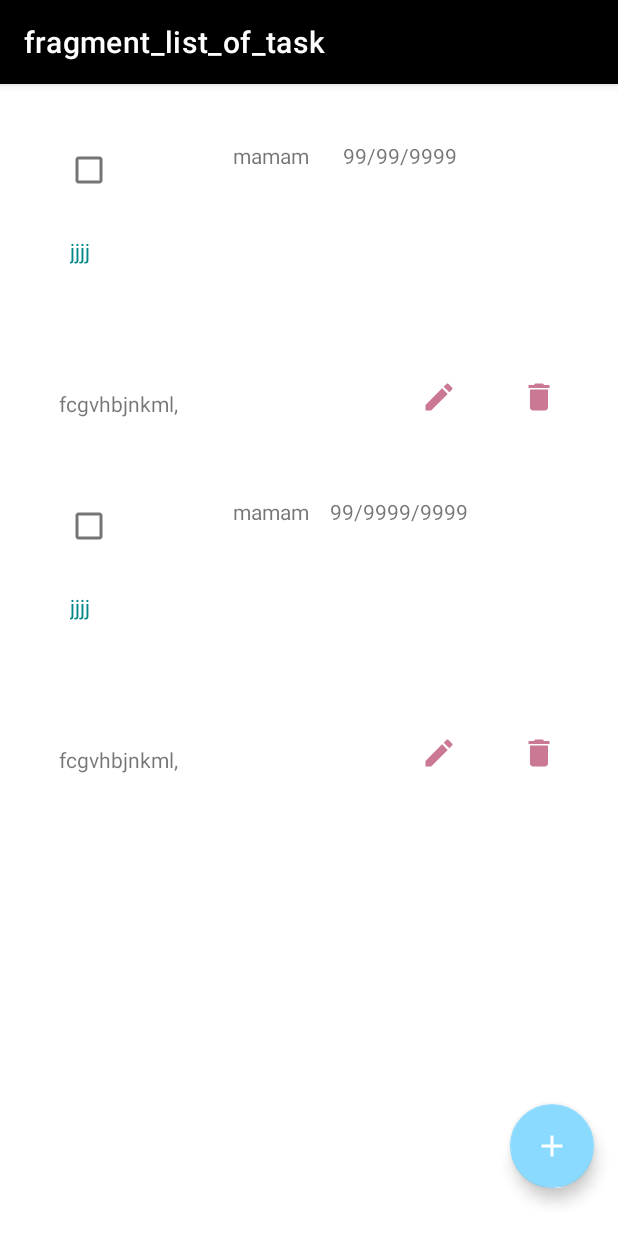
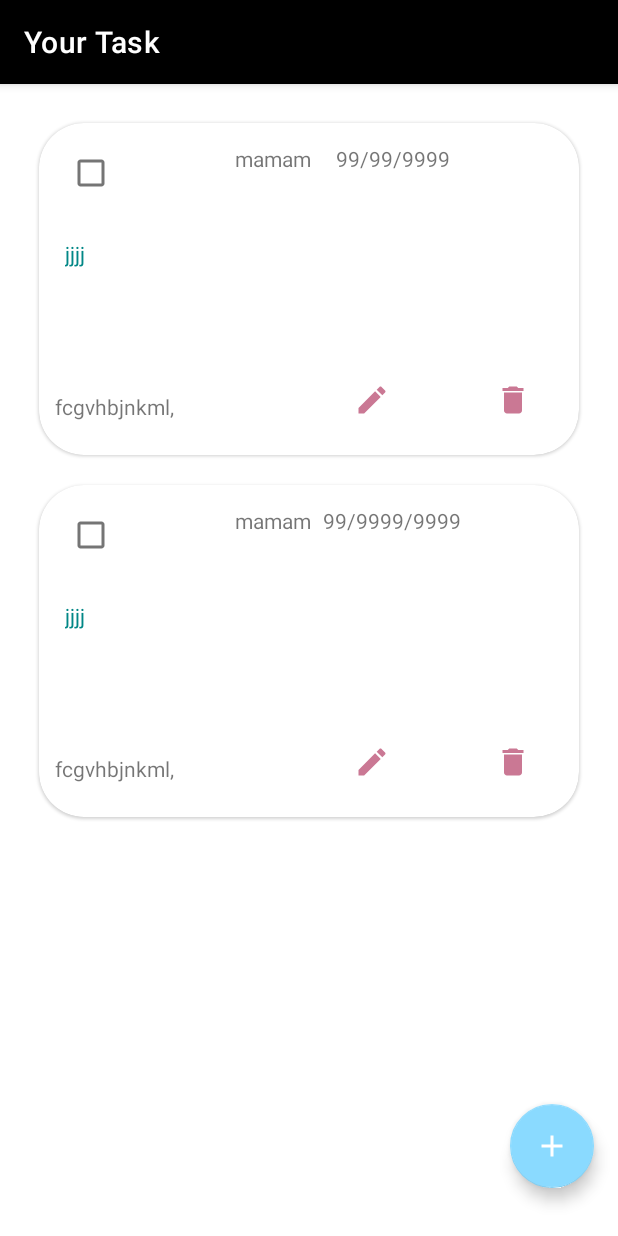
Before and after one commit to NorahAlbaqami/ToDoList, an Android app: the screen it shows after launch (MainActivity), on a phone screen of 412 x 824 dp. Run offline under Robolectric (Android 15) with nearby library versions, the phone set to English and light mode, and no system bars; our stand-ins replace data binding, navigation-ui; Roboto replaces fonts that are not available here.

Commit message:
fix erorrs

```diff
--- a/app/src/main/res/layout/task_card.xml
+++ b/app/src/main/res/layout/task_card.xml
@@ -4,12 +4,13 @@
     xmlns:tools="http://schemas.android.com/tools"
     android:layout_width="match_parent"
     android:layout_height="wrap_content"
-    android:layout_margin="8dp"
+    android:layout_margin="10dp"
+    app:cardCornerRadius="30dp"
 
     >
 
     <androidx.constraintlayout.widget.ConstraintLayout
-        android:layout_width="371dp"
+        android:layout_width="match_parent"
         android:layout_height="221dp">
 
 
@@ -82,7 +83,10 @@
             android:layout_width="48dp"
             android:layout_height="41dp"
             android:layout_margin="16dp"
+            android:layout_marginEnd="60dp"
+            android:layout_marginBottom="16dp"
             android:background="#00FFFFFF"
+            android:padding="8dp"
             app:icon="@drawable/delete"
             app:iconTint="#CA7894"
             app:layout_constraintBottom_toBottomOf="parent"
@@ -104,7 +108,7 @@
             app:iconTint="#CA7894"
             app:layout_constraintBottom_toBottomOf="parent"
             app:layout_constraintEnd_toStartOf="@+id/delete_task_button"
-            app:layout_constraintHorizontal_bias="0.962"
+            app:layout_constraintHorizontal_bias="0.803"
             app:layout_constraintStart_toStartOf="parent" />
 
     </androidx.constraintlayout.widget.ConstraintLayout>
--- a/app/src/main/res/navigation/nav_graph.xml
+++ b/app/src/main/res/navigation/nav_graph.xml
@@ -8,8 +8,8 @@
     <fragment
         android:id="@+id/listOfTask"
         android:name="com.example.todolist.ListOfTask"
-        android:label="fragment_list_of_task"
-        tools:layout="@layout/fragment_list_of_task" >
+        android:label="Your Task"
+        tools:layout="@layout/fragment_list_of_task">
         <action
             android:id="@+id/action_listOfTask_to_addTaskFragment"
             app:destination="@id/addTaskFragment" />
@@ -24,8 +24,8 @@
     <fragment
         android:id="@+id/addTaskFragment"
         android:name="com.example.todolist.AddTaskFragment"
-        android:label="fragment_add_task"
-        tools:layout="@layout/fragment_add_task" >
+        android:label="Add New Task"
+        tools:layout="@layout/fragment_add_task">
         <action
             android:id="@+id/action_addTaskFragment_to_listOfTask"
             app:destination="@id/listOfTask" />
@@ -33,7 +33,7 @@
     <fragment
         android:id="@+id/editTaskFragment"
         android:name="com.example.todolist.EditTaskFragment"
-        android:label="EditTaskFragment" >
+        android:label="Edit Task">
         <action
             android:id="@+id/action_editTaskFragment_to_listOfTask"
             app:destination="@id/listOfTask" />
```
Also changed, not shown: app/src/main/java/com/example/todolist/AddTaskFragment.kt (+10 -2 lines), app/src/main/java/com/example/todolist/EditTaskFragment.kt (+8 -3 lines).
